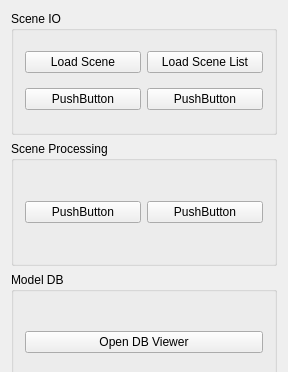
maruitx/text2scene-learning, file scene_lab/scene_lab_widget.ui: the form before one commit; both pictures show x 0 to 288 and y 0 to 372 of the 288 by 537 pixel window.
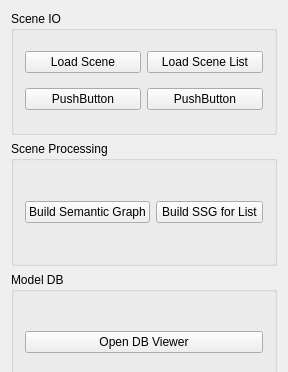
The form after the commit.

Commit message: generate and output basic scene semantic graph

```diff
--- a/scene_lab/scene_lab_widget.ui
+++ b/scene_lab/scene_lab_widget.ui
@@ -60,14 +60,14 @@
       <item row="0" column="0">
        <widget class="QPushButton" name="pushButton_5">
         <property name="text">
-         <string>PushButton</string>
+         <string>Build Semantic Graph</string>
         </property>
        </widget>
       </item>
       <item row="0" column="1">
        <widget class="QPushButton" name="pushButton_6">
         <property name="text">
-         <string>PushButton</string>
+         <string>Build SSG for List</string>
         </property>
        </widget>
       </item>
```
Left out of the diff: 4 changed lines with no effect on the pictures. The commit also changes 13 other files.
